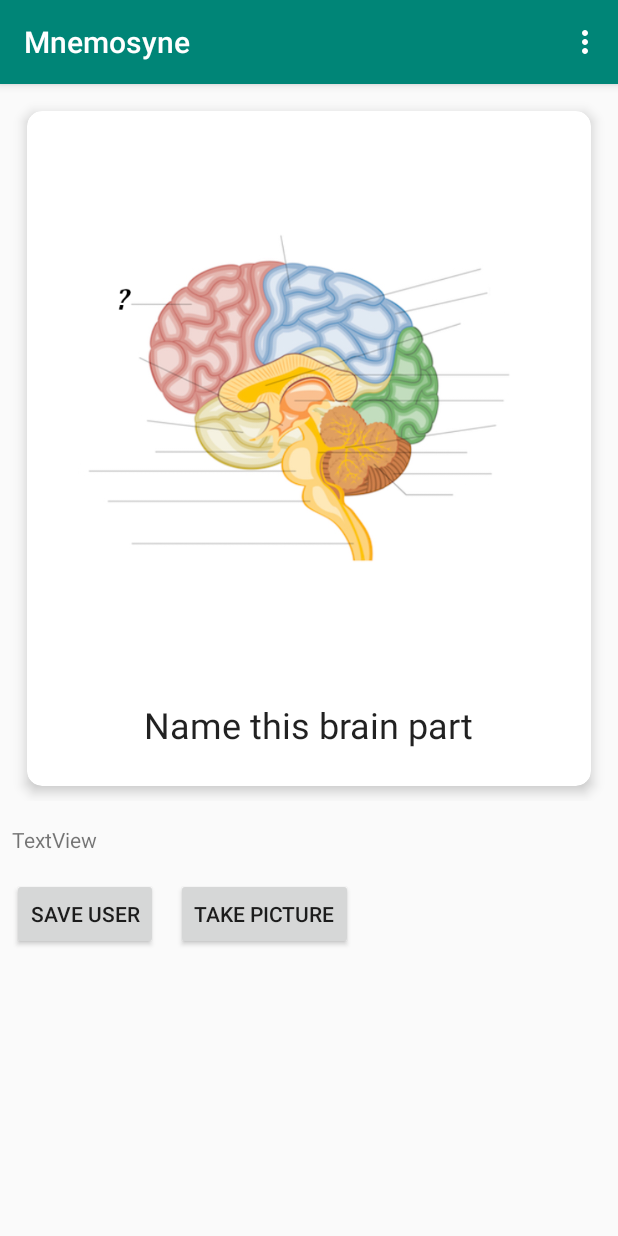
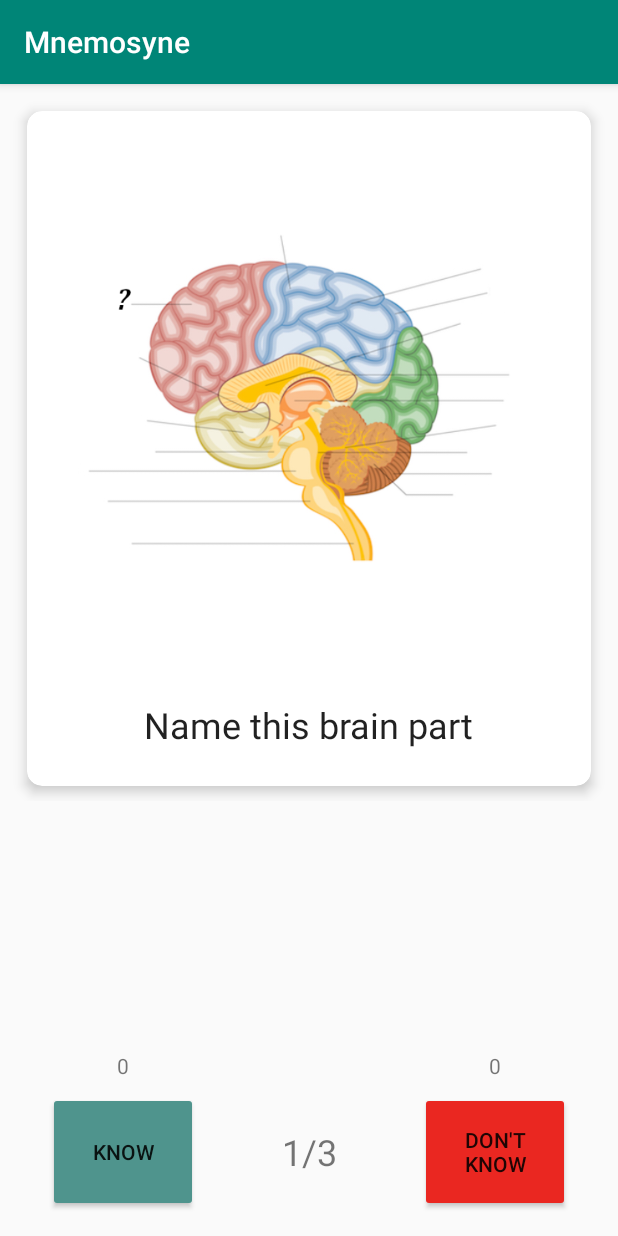
Before and after one commit to diakogeorgiou/Mnemosyne, an Android app: the screen it shows after launch (MainActivity), after a tap on "Brain Anatomy", on a phone screen of 412 x 824 dp. Run offline under Robolectric (Android 15) with nearby library versions, the phone set to English and light mode, and no system bars.

Commit message:
-Added result activity

```diff
--- a/app/src/main/AndroidManifest.xml
+++ b/app/src/main/AndroidManifest.xml
@@ -24,7 +24,8 @@
             </intent-filter>
         </activity>
         <activity android:name=".DeckHolder" />
-        <activity android:name=".NewDeckActivity"></activity>
+        <activity android:name=".NewDeckActivity" />
+        <activity android:name=".ResultsActivity"></activity>
     </application>
 
 </manifest>
--- a/app/src/main/java/project/mobile/mnemosyne/BackCardFragment.java
+++ b/app/src/main/java/project/mobile/mnemosyne/BackCardFragment.java
@@ -97,6 +97,12 @@ public class BackCardFragment extends Fragment {
             cardImage.setImageResource(getResources().getIdentifier(currentCard.getBmedia(), "drawable", getContext().getPackageName()));
         else
             cardImage.getLayoutParams().height = 0;
+
+        //Fade the card if is rated
+        if (currentCard.isKnown() != null) {
+            CardView cardView = rootView.findViewById(R.id.cardFront);
+            cardView.setAlpha(0.4f);
+        }
 
         //Gesture handle
         final GestureDetector gesture = new GestureDetector(getActivity(),
--- a/app/src/main/java/project/mobile/mnemosyne/Card.java
+++ b/app/src/main/java/project/mobile/mnemosyne/Card.java
@@ -10,13 +10,15 @@ public class Card implements Serializable {
     private String bmedia; // (Optional Supplement) Back Media.
     private Integer nexttostudy; // This holds a value of "which card needs to be revised more often".
     private Boolean suspended; // Optional suspension of the card. Suspended cards will be ignored till there are no more new cards to be studied.
+    private Boolean known; // Indicates if you know or not this question
 
-    public Card (String ftext, String fmedia, String btext, String bmedia, Integer nexttostudy) {
+    public Card (String ftext, String fmedia, String btext, String bmedia) {
         this.ftext = ftext;
         this.fmedia = fmedia;
         this.btext = btext;
         this.bmedia = bmedia;
         this.nexttostudy = nexttostudy;
+        this.known = null;
     }
 
     public void suspendCard() {
@@ -67,5 +69,11 @@ public class Card implements Serializable {
         this.nexttostudy = nexttostudy;
     }
 
+    public Boolean isKnown() {
+        return known;
+    }
 
+    public void setKnown(boolean known) {
+        this.known = known;
+    }
 }
--- a/app/src/main/java/project/mobile/mnemosyne/Data.java
+++ b/app/src/main/java/project/mobile/mnemosyne/Data.java
@@ -25,60 +25,62 @@ public class Data {
         Deck deck1 = new Deck("Brain Anatomy", "Basic brain parts anatomy cramming");
 
         //Add cards for the Brain Anatomy flashcards.
-        Card testCard = new Card("Name this brain part", "frontallobe_q", "Cerebral Cortex Definition...", "frontallobe_a", -1);
+        Card testCard = new Card("Name this brain part", "frontallobe_q", "Cerebral Cortex Definition...", "frontallobe_a");
         deck1.addCardInDeck(testCard);
-        testCard = new Card("Recall this brain part.", "hypothalamus_q", "Definition...", "hypothalamus_a", -1);
+        testCard = new Card("Recall this brain part.", "hypothalamus_q", "Definition...", "hypothalamus_a");
         deck1.addCardInDeck(testCard);
-        testCard = new Card("Name the part!", "temporallobe_q", "Definition...", "temporallobe_a", -1);
+        testCard = new Card("Name the part!", "temporallobe_q", "Definition...", "temporallobe_a");
         deck1.addCardInDeck(testCard);
 
         //Deck 2
         Deck deck2 = new Deck("Know your Toons!", "Fun brain teaser to test your cartoon, game, anime character trivia");
-        testCard = new Card("Name this character", "mickey_mouse", "Mickey Mouse", null, -1);
+        testCard = new Card("Name this character", "mickey_mouse", "Mickey Mouse", null);
         deck2.addCardInDeck(testCard);
-        testCard = new Card("Name this character", "bugs_bunny", "Bugs Bunny", null, -1);
+        testCard = new Card("Name this character", "super_mario", "Super Mario", null);
         deck2.addCardInDeck(testCard);
-        testCard = new Card("Name this character", "tweety", "Tweety", null, -1);
+        testCard = new Card("Name this character", "bugs_bunny", "Bugs Bunny", null);
         deck2.addCardInDeck(testCard);
-        testCard = new Card("Name this character", "donald_duck", "Donald Duck", null, -1);
+        testCard = new Card("Name this character", "tweety", "Tweety", null);
         deck2.addCardInDeck(testCard);
-        testCard = new Card("Name this character", "daffy_duck", "Daffy Duck", null, -1);
+        testCard = new Card("Name this character", "donald_duck", "Donald Duck", null);
         deck2.addCardInDeck(testCard);
-        testCard = new Card("Name this character", "goofy", "Goofy", null, -1);
+        testCard = new Card("Name this character", "daffy_duck", "Daffy Duck", null);
         deck2.addCardInDeck(testCard);
-        testCard = new Card("Name this character", "peter_griffin", "Peter Griffin", null, -1);
+        testCard = new Card("Name this character", "goofy", "Goofy", null);
         deck2.addCardInDeck(testCard);
-        testCard = new Card("Name this character", "porky_pig", "Porky Pig", null, -1);
+        testCard = new Card("Name this character", "peter_griffin", "Peter Griffin", null);
         deck2.addCardInDeck(testCard);
-        testCard = new Card("Name this character", "elmer_fudd", "Elmer Fudd", null, -1);
+        testCard = new Card("Name this character", "porky_pig", "Porky Pig", null);
+        deck2.addCardInDeck(testCard);
+        testCard = new Card("Name this character", "elmer_fudd", "Elmer Fudd", null);
         deck2.addCardInDeck(testCard);
 
 
         //Deck 3
         Deck deck3 = new Deck("Pokemon challenge", "Can you name all Pokemons ?");
-        testCard = new Card("Name this pokemon figure", "pikachu", "Pikachu", null, -1);
+        testCard = new Card("Name this pokemon figure", "pikachu", "Pikachu", null);
         deck3.addCardInDeck(testCard);
-        testCard = new Card("Name this pokemon figure", "vulpix", "Vulpix", null, -1);
+        testCard = new Card("Name this pokemon figure", "vulpix", "Vulpix", null);
         deck3.addCardInDeck(testCard);
-        testCard = new Card("Name this pokemon figure", "ponyta", "Ponyta", null, -1);
+        testCard = new Card("Name this pokemon figure", "ponyta", "Ponyta", null);
         deck3.addCardInDeck(testCard);
-        testCard = new Card("Name this pokemon figure", "drowzee", "Drowzee", null, -1);
+        testCard = new Card("Name this pokemon figure", "drowzee", "Drowzee", null);
         deck3.addCardInDeck(testCard);
-        testCard = new Card("Name this pokemon figure", "lapras", "Lapras", null, -1);
+        testCard = new Card("Name this pokemon figure", "lapras", "Lapras", null);
         deck3.addCardInDeck(testCard);
-        testCard = new Card("Name this pokemon figure", "vaporeon", "Vaporeon", null, -1);
+        testCard = new Card("Name this pokemon figure", "vaporeon", "Vaporeon", null);
         deck3.addCardInDeck(testCard);
-        testCard = new Card("Name this pokemon figure", "articuno", "Articuno", null, -1);
+        testCard = new Card("Name this pokemon figure", "articuno", "Articuno", null);
         deck3.addCardInDeck(testCard);
-        testCard = new Card("Name this pokemon figure", "mewtwo", "Mewtwo", null, -1);
+        testCard = new Card("Name this pokemon figure", "mewtwo", "Mewtwo", null);
         deck3.addCardInDeck(testCard);
-        testCard = new Card("Name this pokemon figure", "flaaffy", "Flaaffy", null, -1);
+        testCard = new Card("Name this pokemon figure", "flaaffy", "Flaaffy", null);
         deck3.addCardInDeck(testCard);
-        testCard = new Card("Name this pokemon figure", "cutiefly", "Cutiefly", null, -1);
+        testCard = new Card("Name this pokemon figure", "cutiefly", "Cutiefly", null);
         deck3.addCardInDeck(testCard);
-        testCard = new Card("Name this pokemon figure", "sawsbuck", "Sawsbuck", null, -1);
+        testCard = new Card("Name this pokemon figure", "sawsbuck", "Sawsbuck", null);
         deck3.addCardInDeck(testCard);
-        testCard = new Card("Name this pokemon figure", "piplup", "Piplup", null, -1);
+        testCard = new Card("Name this pokemon figure", "piplup", "Piplup", null);
         deck3.addCardInDeck(testCard);
 
 
--- a/app/src/main/java/project/mobile/mnemosyne/Deck.java
+++ b/app/src/main/java/project/mobile/mnemosyne/Deck.java
@@ -8,13 +8,13 @@ public class Deck implements Serializable {
     private String desc; // Decks's Description.
     private ArrayList<Card> cards; //Cards in deck
 
-    private int currentCard;
+    private int currentCardNumber;
 
     public Deck(String title, String desc) {
         this.title = title;
         this.desc = desc;
 
-        this.currentCard = 0;
+        this.currentCardNumber = 0;
     }
 
     public String getTitle() {
@@ -48,13 +48,21 @@ public class Deck implements Serializable {
         cards.add(card);
     }
 
+    public int getCurrentCardNumber() {
+        return currentCardNumber + 1;
+    }
+
+    public int getTotalNumberOfCards() {
+        return cards.size();
+    }
+
     public Card getCurrentCard() {
-        return cards.get(currentCard);
+        return cards.get(currentCardNumber);
     }
 
     public boolean gotoNextCard() {
-        if (currentCard < cards.size() - 1) {
-            currentCard++;
+        if (currentCardNumber < cards.size() - 1) {
+            currentCardNumber++;
             return true;
         }
 
@@ -62,11 +70,33 @@ public class Deck implements Serializable {
     }
 
     public boolean gotoPreviousCard() {
-        if (currentCard > 0) {
-            currentCard--;
+        if (currentCardNumber > 0) {
+            currentCardNumber--;
             return true;
         }
 
         return false;
     }
+
+    public int getAmountOfKnowCards() {
+        int count = 0;
+        for (Card card : cards) {
+            if (card.isKnown() != null) {
+                if (card.isKnown() == true)
+                    count++;
+            }
+        }
+        return count;
+    }
+
+    public int getAmountOfDontKnowCards() {
+        int count = 0;
+        for (Card card : cards) {
+            if (card.isKnown() != null) {
+                if (card.isKnown() == false)
+                    count++;
+            }
+        }
+        return count;
+    }
 }
--- a/app/src/main/java/project/mobile/mnemosyne/FrontCardFragment.java
+++ b/app/src/main/java/project/mobile/mnemosyne/FrontCardFragment.java
@@ -1,6 +1,7 @@
 package project.mobile.mnemosyne;
 
 import android.content.Context;
+import android.graphics.Color;
 import android.media.MediaPlayer;
 import android.net.Uri;
 import android.os.Bundle;
@@ -91,6 +92,16 @@ public class FrontCardFragment extends Fragment {
         ImageView cardImage = rootView.findViewById(R.id.cardImage);
 
         cardImage.setImageResource(getResources().getIdentifier(currentCard.getFmedia(), "drawable", getContext().getPackageName()));
+
+        //Set Deck Counter
+        TextView txtDeckCounter = getActivity().findViewById(R.id.txtDeckCounter);
+        txtDeckCounter.setText(String.valueOf(currentDeck.getCurrentCardNumber()) + '/' + String.valueOf(currentDeck.getTotalNumberOfCards()));
+
+        //Fade the card if is rated
+        if (currentCard.isKnown() != null) {
+            CardView cardView = rootView.findViewById(R.id.cardFront);
+            cardView.setAlpha(0.4f);
+        }
 
         //Gesture handle
         final GestureDetector gesture = new GestureDetector(getActivity(),
--- a/app/src/main/java/project/mobile/mnemosyne/MainActivity.java
+++ b/app/src/main/java/project/mobile/mnemosyne/MainActivity.java
@@ -22,13 +22,18 @@ import java.text.SimpleDateFormat;
 public class MainActivity extends AppCompatActivity implements FrontCardFragment.OnFragmentInteractionListener, BackCardFragment.OnFragmentInteractionListener {
     //Current deck holder
     private Deck currentDeck;
+    private TextView txtKnowNo;
+    private TextView txtDontKnowNo;
+    private Button btnFinish;
 
     @Override
     protected void onCreate(Bundle savedInstanceState) {
         super.onCreate(savedInstanceState);
         setContentView(R.layout.activity_main);
-//        Toolbar toolbar = (Toolbar) findViewById(R.id.toolbar);
-//        setSupportActionBar(toolbar);
+
+        txtKnowNo = findViewById(R.id.txtKnowNo);
+        txtDontKnowNo = findViewById(R.id.txtDontKnowNo);
+        btnFinish = findViewById(R.id.btnFinish);
 
         //Get current deck
         currentDeck = (Deck) getIntent().getExtras().getSerializable("deck");
@@ -41,88 +46,141 @@ public class MainActivity extends AppCompatActivity implements FrontCardFragment
         transaction.add(R.id.frameLayout, frontCardFragment);
         transaction.commit();
 
-        //Save User
-        Button btnSaveUser = findViewById(R.id.btnSaveUser);
-        btnSaveUser.setOnClickListener(new View.OnClickListener() {
+        //Display Known and Unknown number
+        displayNumberOfKnownAndUnknownCards();
+
+        //Known button clicked
+        Button btnKnow = findViewById(R.id.btnKnow);
+        btnKnow.setOnClickListener(new View.OnClickListener() {
             @Override
             public void onClick(View v) {
-                TextView txtTest = findViewById(R.id.textView);
+                //Set card to known
+                currentDeck.getCurrentCard().setKnown(true);
 
-                SimpleDateFormat format = new SimpleDateFormat("yyyy-MM-dd");
-                try {
-                    User user = new User("Kostas", "1234", format.parse("1980-12-31"));
-                    txtTest.setText(user.getHashedPassword());
-
-                    DBAdapter db = new DBAdapter(MainActivity.this);
-                    db.open();
-                    db.saveUser(user);
-                    db.close();
-
-                } catch (Exception e) {
-                    e.printStackTrace();
-                }
+                //Display Known and Unknown number
+                displayNumberOfKnownAndUnknownCards();
             }
         });
 
-        //Take picture
-        Button btnTakePicture = findViewById(R.id.btnTakePicture);
-        btnTakePicture.setOnClickListener(new View.OnClickListener() {
+        //Don't Known button clicked
+        Button btnDontKnow = findViewById(R.id.btnDontKnow);
+        btnDontKnow.setOnClickListener(new View.OnClickListener() {
             @Override
             public void onClick(View v) {
-                final String dir = Environment.getExternalStorageDirectory() + "/Mnemosyne/";
-                File newdir = new File(dir);
-                String file = dir + 1 + ".jpg";
-                File newfile = new File(file);
-                try {
-                    newfile.createNewFile();
-                } catch (IOException e) {
-                }
+                //Set card to unknown
+                currentDeck.getCurrentCard().setKnown(false);
 
-                newdir.mkdirs();
+                //Display Known and Unknown number
+                displayNumberOfKnownAndUnknownCards();
+            }
+        });
 
-                Uri outputFileUri = Uri.fromFile(newfile);
+        //Finish button clicked
+        btnFinish.setOnClickListener(new View.OnClickListener() {
+            @Override
+            public void onClick(View v) {
+                //Close current activity
+                finish();
 
-                StrictMode.VmPolicy.Builder builder = new StrictMode.VmPolicy.Builder();
-                StrictMode.setVmPolicy(builder.build());
-
-                Intent cameraIntent = new Intent(MediaStore.ACTION_IMAGE_CAPTURE);
-                cameraIntent.putExtra(MediaStore.EXTRA_OUTPUT, outputFileUri);
-
-                startActivityForResult(cameraIntent, 1001);
+                //Show results
+                Intent resultsActivity = new Intent(MainActivity.this, ResultsActivity.class);
+                resultsActivity.putExtra("deck", currentDeck);
+                startActivity(resultsActivity);
             }
         });
     }
 
-    @Override
-    protected void onActivityResult(int requestCode, int resultCode, Intent data) {
-        super.onActivityResult(requestCode, resultCode, data);
+    private void displayNumberOfKnownAndUnknownCards() {
+        txtKnowNo.setText(String.valueOf(currentDeck.getAmountOfKnowCards()));
+        txtDontKnowNo.setText(String.valueOf(currentDeck.getAmountOfDontKnowCards()));
 
-        if (requestCode == 1001 && resultCode == RESULT_OK) {
-            Toast.makeText(this, "Photo taken", Toast.LENGTH_SHORT).show();
+        //Check if all questions are rated and show finish button
+        if (currentDeck.getAmountOfKnowCards() + currentDeck.getAmountOfDontKnowCards() == currentDeck.getTotalNumberOfCards()) {
+            btnFinish.setVisibility(View.VISIBLE);
         }
     }
 
-    @Override
-    public boolean onCreateOptionsMenu(Menu menu) {
-        // Inflate the menu; this adds items to the action bar if it is present.
-        getMenuInflater().inflate(R.menu.menu_main, menu);
-        return true;
-    }
+//        //Save User
+//        Button btnSaveUser = findViewById(R.id.btnSaveUser);
+//        btnSaveUser.setOnClickListener(new View.OnClickListener() {
+//            @Override
+//            public void onClick(View v) {
+//                TextView txtTest = findViewById(R.id.textView);
+//
+//                SimpleDateFormat format = new SimpleDateFormat("yyyy-MM-dd");
+//                try {
+//                    User user = new User("Kostas", "1234", format.parse("1980-12-31"));
+//                    txtTest.setText(user.getHashedPassword());
+//
+//                    DBAdapter db = new DBAdapter(MainActivity.this);
+//                    db.open();
+//                    db.saveUser(user);
+//                    db.close();
+//
+//                } catch (Exception e) {
+//                    e.printStackTrace();
+//                }
+//            }
+//        });
 
-    @Override
-    public boolean onOptionsItemSelected(MenuItem item) {
-        // Handle action bar item clicks here. The action bar will
-        // automatically handle clicks on the Home/Up button, so long
-        // as you specify a parent activity in AndroidManifest.xml.
-        int id = item.getItemId();
+//        //Take picture
+//        Button btnTakePicture = findViewById(R.id.btnTakePicture);
+//        btnTakePicture.setOnClickListener(new View.OnClickListener() {
+//            @Override
+//            public void onClick(View v) {
+//                final String dir = Environment.getExternalStorageDirectory() + "/Mnemosyne/";
+//                File newdir = new File(dir);
+//                String file = dir + 1 + ".jpg";
+//                File newfile = new File(file);
+//                try {
+//                    newfile.createNewFile();
+//                } catch (IOException e) {
+//                }
+//
+//                newdir.mkdirs();
+//
+//                Uri outputFileUri = Uri.fromFile(newfile);
+//
+//                StrictMode.VmPolicy.Builder builder = new StrictMode.VmPolicy.Builder();
+//                StrictMode.setVmPolicy(builder.build());
+//
+//                Intent cameraIntent = new Intent(MediaStore.ACTION_IMAGE_CAPTURE);
+//                cameraIntent.putExtra(MediaStore.EXTRA_OUTPUT, outputFileUri);
+//
+//                startActivityForResult(cameraIntent, 1001);
+//            }
+//        });
 
-        //noinspection SimplifiableIfStatement
-        if (id == R.id.action_settings) {
-            return true;
-        }
+//    @Override
+//    protected void onActivityResult(int requestCode, int resultCode, Intent data) {
+//        super.onActivityResult(requestCode, resultCode, data);
+//
+//        if (requestCode == 1001 && resultCode == RESULT_OK) {
+//            Toast.makeText(this, "Photo taken", Toast.LENGTH_SHORT).show();
+//        }
+//    }
 
-        return super.onOptionsItemSelected(item);
-    }
+//    @Override
+//    public boolean onCreateOptionsMenu(Menu menu) {
+//        // Inflate the menu; this adds items to the action bar if it is present.
+//        getMenuInflater().inflate(R.menu.menu_main, menu);
+//        return true;
+//    }
+//
+//    @Override
+//    public boolean onOptionsItemSelected(MenuItem item) {
+//        // Handle action bar item clicks here. The action bar will
+//        // automatically handle clicks on the Home/Up button, so long
+//        // as you specify a parent activity in AndroidManifest.xml.
+//        int id = item.getItemId();
+//
+//        //noinspection SimplifiableIfStatement
+//        if (id == R.id.action_settings) {
+//            return true;
+//        }
+//
+//        return super.onOptionsItemSelected(item);
+//    }
 
     @Override
     public void onFragmentInteraction(Uri uri) {
--- a/app/src/main/res/layout/content_main.xml
+++ b/app/src/main/res/layout/content_main.xml
@@ -20,32 +20,73 @@
 
     </FrameLayout>
 
+    <Button
+        android:id="@+id/btnKnow"
+        android:layout_width="100dp"
+        android:layout_height="80dp"
+        android:layout_marginStart="32dp"
+        android:layout_marginBottom="16dp"
+        android:backgroundTint="#FF4F948D"
+        android:text="Know"
+        app:layout_constraintBottom_toBottomOf="parent"
+        app:layout_constraintStart_toStartOf="parent" />
+
+    <Button
+        android:id="@+id/btnDontKnow"
+        android:layout_width="100dp"
+        android:layout_height="80dp"
+        android:layout_marginEnd="32dp"
+        android:layout_marginBottom="16dp"
+        android:backgroundTint="#FFEA2721"
+        android:text="Don't know"
+        app:layout_constraintBottom_toBottomOf="parent"
+        app:layout_constraintEnd_toEndOf="parent" />
+
     <TextView
-        android:id="@+id/textView"
+        android:id="@+id/txtDeckCounter"
+        android:layout_width="wrap_content"
+        android:layout_height="80dp"
+        android:layout_marginStart="8dp"
+        android:layout_marginEnd="8dp"
+        android:layout_marginBottom="16dp"
+        android:gravity="center_vertical|center_horizontal"
+        android:text="TextView"
+        android:textSize="24sp"
+        app:layout_constraintBottom_toBottomOf="parent"
+        app:layout_constraintEnd_toStartOf="@+id/btnDontKnow"
+        app:layout_constraintStart_toEndOf="@+id/btnKnow" />
+
+    <TextView
+        android:id="@+id/txtKnowNo"
+        android:layout_width="100dp"
+        android:layout_height="wrap_content"
+        android:layout_marginBottom="8dp"
+        android:gravity="center_horizontal"
+        android:text="TextView"
+        app:layout_constraintBottom_toTopOf="@+id/btnKnow"
+        app:layout_constraintStart_toStartOf="@+id/btnKnow" />
+
+    <TextView
+        android:id="@+id/txtDontKnowNo"
+        android:layout_width="100dp"
+        android:layout_height="wrap_content"
+        android:layout_marginBottom="8dp"
+        android:gravity="center_horizontal"
+        android:text="TextView"
+        app:layout_constraintBottom_toTopOf="@+id/btnDontKnow"
+        app:layout_constraintStart_toStartOf="@+id/btnDontKnow" />
+
+    <Button
+        android:id="@+id/btnFinish"
         android:layout_width="wrap_content"
         android:layout_height="wrap_content"
         android:layout_marginStart="8dp"
         android:layout_marginTop="16dp"
-        android:text="TextView"
+        android:layout_marginEnd="8dp"
+        android:text="Finish"
+        android:visibility="invisible"
+        app:layout_constraintEnd_toEndOf="parent"
         app:layout_constraintStart_toStartOf="parent"
         app:layout_constraintTop_toBottomOf="@+id/frameLayout" />
 
-    <Button
-        android:id="@+id/btnSaveUser"
-        android:layout_width="wrap_content"
-        android:layout_height="wrap_content"
-        android:layout_marginStart="8dp"
-        android:layout_marginTop="16dp"
-        android:text="Save user"
-        app:layout_constraintStart_toStartOf="parent"
-        app:layout_constraintTop_toBottomOf="@+id/textView" />
-
-    <Button
-        android:id="@+id/btnTakePicture"
-        android:layout_width="wrap_content"
-        android:layout_height="wrap_content"
-        android:layout_marginStart="12dp"
-        android:text="Take Picture"
-        app:layout_constraintStart_toEndOf="@+id/btnSaveUser"
-        app:layout_constraintTop_toTopOf="@+id/btnSaveUser" />
 </android.support.constraint.ConstraintLayout>
--- a/app/src/main/res/layout/fragment_card.xml
+++ b/app/src/main/res/layout/fragment_card.xml
@@ -13,7 +13,6 @@
         android:layout_width="match_parent"
         android:layout_height="450dp"
         android:layout_margin="10dp"
-        android:elevation="10dp"
         app:cardCornerRadius="10dp"
         app:cardElevation="5dp">
 
```
Also changed, not shown: app/src/main/java/project/mobile/mnemosyne/ResultsActivity.java (added, +26 -0 lines), app/src/main/res/layout/activity_results.xml (added, +49 -0 lines).
